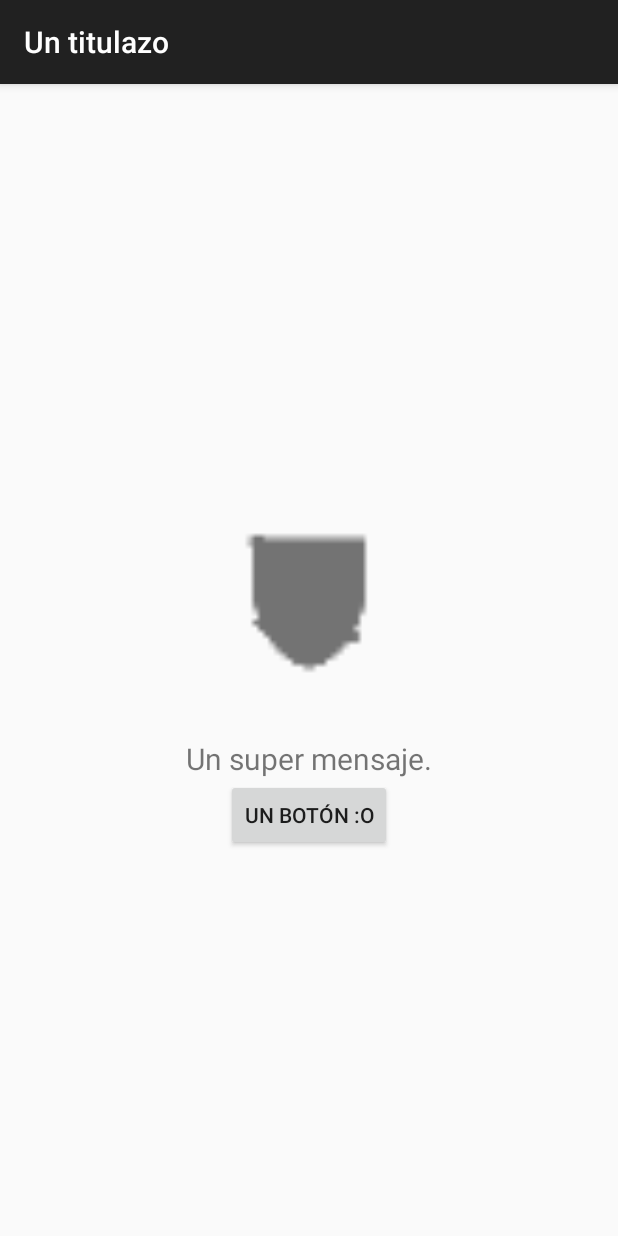
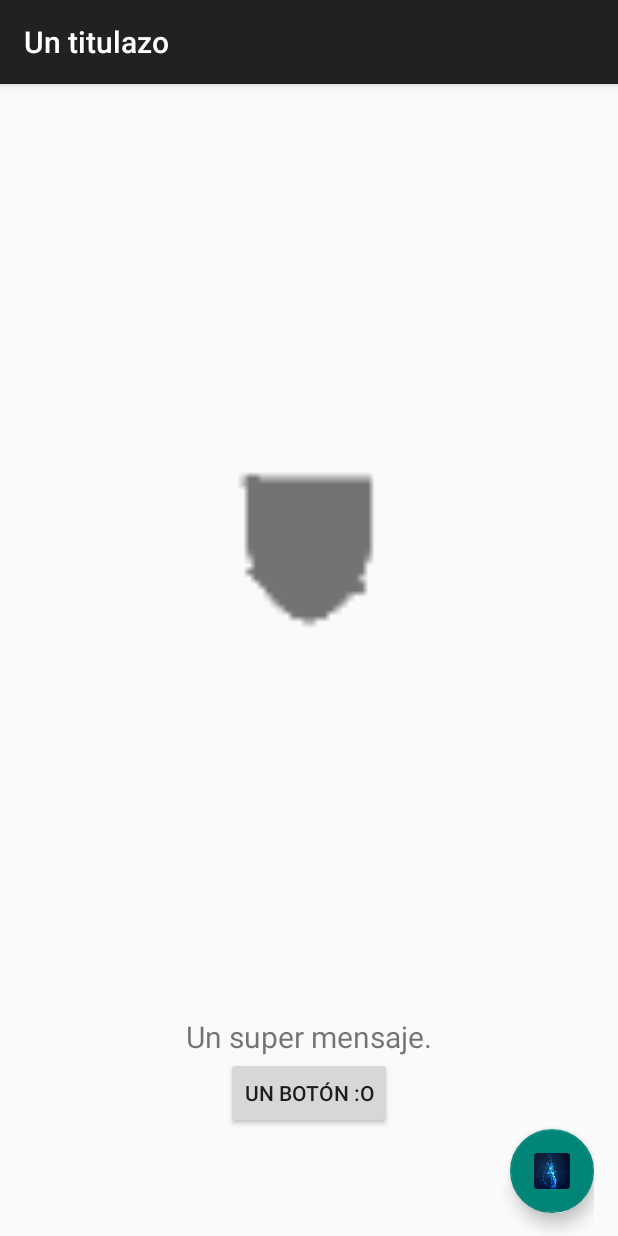
Before and after one commit to AguPereyra/ejercicios_tecmoviles, an Android app: the screen it shows after launch (MainActivity), on a phone screen of 412 x 824 dp. Run offline under Robolectric (Android 15) with nearby library versions, the phone set to English and light mode, and no system bars.

Commit message:
Floating Action Button

```diff
--- a/helloworld_from0/app/src/main/res/layout/activity_main.xml
+++ b/helloworld_from0/app/src/main/res/layout/activity_main.xml
@@ -4,24 +4,34 @@
     android:layout_height="match_parent"
     android:paddingLeft="@dimen/linear_layout_margin"
     android:paddingRight="@dimen/linear_layout_margin"
-    android:orientation="vertical"
-    android:gravity="center">
+    android:orientation="vertical">
 
     <ImageView
         android:layout_width="@dimen/main_img_width"
         android:layout_height="@dimen/main_img_height"
         android:src="@drawable/ic_app_logo"
-        android:layout_gravity="center"/>
+        android:layout_gravity="center"
+        android:layout_weight="0.5"/>
 
     <TextView
         android:layout_width="wrap_content"
         android:layout_height="wrap_content"
         android:textSize="@dimen/main_text_size"
-        android:text="@string/main_msg"/>
+        android:text="@string/main_msg"
+        android:layout_gravity="center"/>
 
     <Button
         android:id="@+id/main_button"
         android:text="@string/main_button"
         android:layout_width="wrap_content"
-        android:layout_height="wrap_content"/>
+        android:layout_height="wrap_content"
+        android:layout_gravity="bottom|center"/>
+
+    <com.google.android.material.floatingactionbutton.FloatingActionButton
+        android:id="@+id/fab"
+        android:layout_width="wrap_content"
+        android:layout_height="wrap_content"
+        android:layout_gravity="bottom|end"
+        android:layout_marginBottom="@dimen/floating_act_bt"
+        android:src="@mipmap/ic_launcher"/>
 </LinearLayout>
--- a/helloworld_from0/app/src/main/res/values/dimens.xml
+++ b/helloworld_from0/app/src/main/res/values/dimens.xml
@@ -4,4 +4,5 @@
     <dimen name="main_img_width">200dp</dimen>
     <dimen name="main_img_height">180dp</dimen>
     <dimen name="main_text_size">20dp</dimen>
+    <dimen name="floating_act_bt">15dp</dimen>
 </resources>
```
